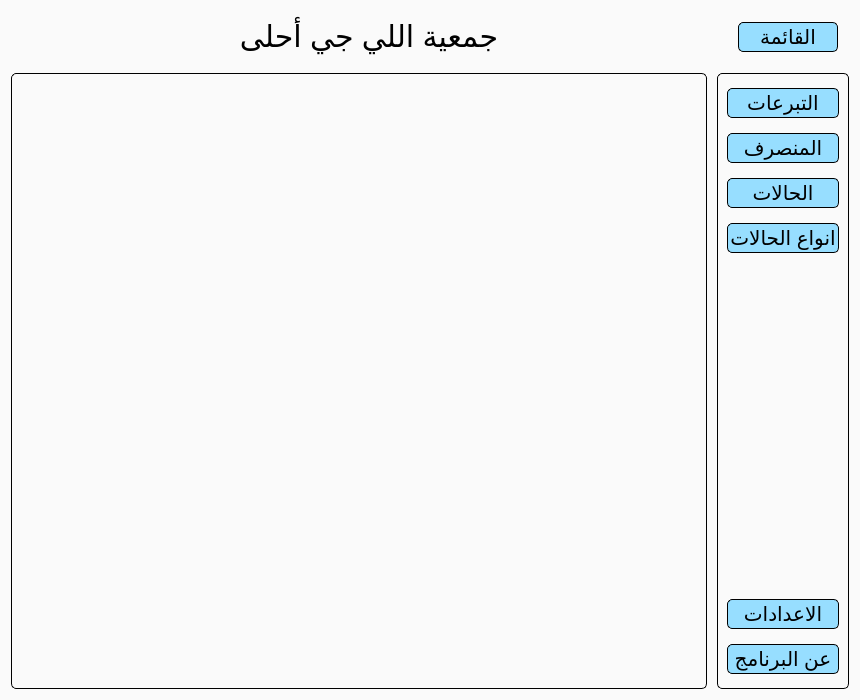
MuhammadTarek10/charity-app, file src/interface/views/main_window_view.ui: the form before one commit.
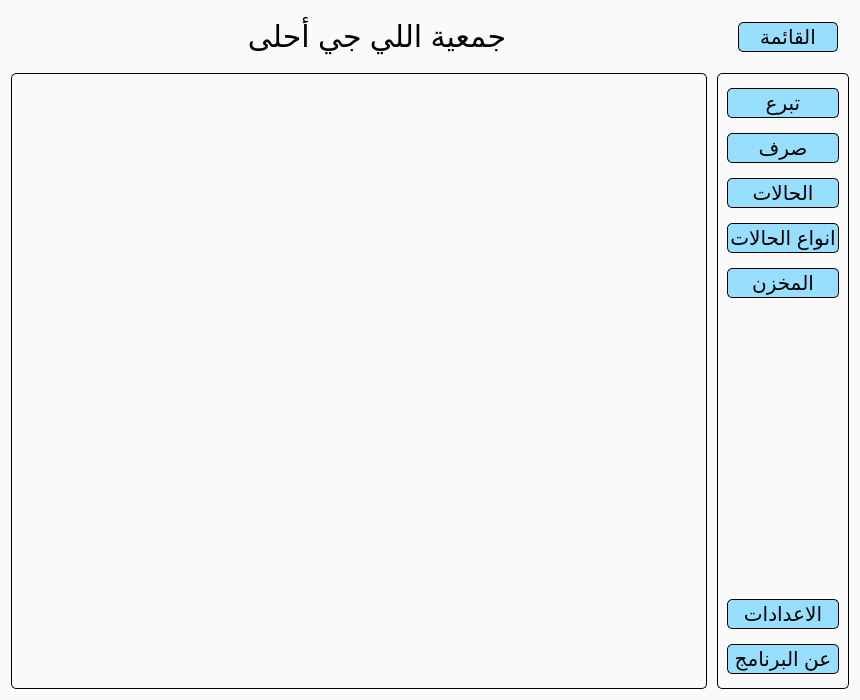
The form after the commit. Icons and pictures are not drawn. Custom widgets are drawn as their Qt base class.

The edit to the form file:
```diff
--- a/src/interface/views/main_window_view.ui
+++ b/src/interface/views/main_window_view.ui
@@ -105,6 +105,29 @@
 	background-color: #C9EEFF;
 	border-radius: 5px;
 	border: 1px solid;
+}
+
+QSpinBox{
+	background-color: #C9EEFF;
+	border-radius: 5px;
+	border: 1px solid;
+	padding-left: 2px;
+	padding-right: 2px;
+}
+
+QSpinBox:focus{
+	background-color: #97DEFF;
+}
+
+QListView{
+	border-radius: 5px;
+	border: 1px solid;
+	padding-left: 2px;
+	padding-right: 2px;
+}
+
+QListView:focus{
+	background-color: #97DEFF;
 }</string>
   </property>
   <widget class="QWidget" name="centralwidget">
@@ -166,6 +189,19 @@
           <property name="bottomMargin">
            <number>0</number>
           </property>
+          <item>
+           <widget class="QLabel" name="logoLabel">
+            <property name="text">
+             <string/>
+            </property>
+            <property name="pixmap">
+             <pixmap resource="../assets/resources.qrc">:/icons/icons/case.png</pixmap>
+            </property>
+            <property name="scaledContents">
+             <bool>true</bool>
+            </property>
+           </widget>
+          </item>
           <item>
            <widget class="QLabel" name="titleLabel">
             <property name="sizePolicy">
@@ -412,7 +448,7 @@
                 <cursorShape>PointingHandCursor</cursorShape>
                </property>
                <property name="text">
-                <string>التبرعات</string>
+                <string>تبرع</string>
                </property>
                <property name="icon">
                 <iconset resource="../assets/resources.qrc">
@@ -438,7 +474,7 @@
                 <cursorShape>PointingHandCursor</cursorShape>
                </property>
                <property name="text">
-                <string>المنصرف</string>
+                <string>صرف</string>
                </property>
                <property name="icon">
                 <iconset resource="../assets/resources.qrc">
@@ -507,6 +543,20 @@
                </property>
               </widget>
              </item>
+             <item>
+              <widget class="QPushButton" name="pushButton">
+               <property name="cursor">
+                <cursorShape>PointingHandCursor</cursorShape>
+               </property>
+               <property name="text">
+                <string>المخزن</string>
+               </property>
+               <property name="icon">
+                <iconset resource="../assets/resources.qrc">
+                 <normaloff>:/icons/icons/storage.png</normaloff>:/icons/icons/storage.png</iconset>
+               </property>
+              </widget>
+             </item>
             </layout>
            </widget>
           </item>
```
